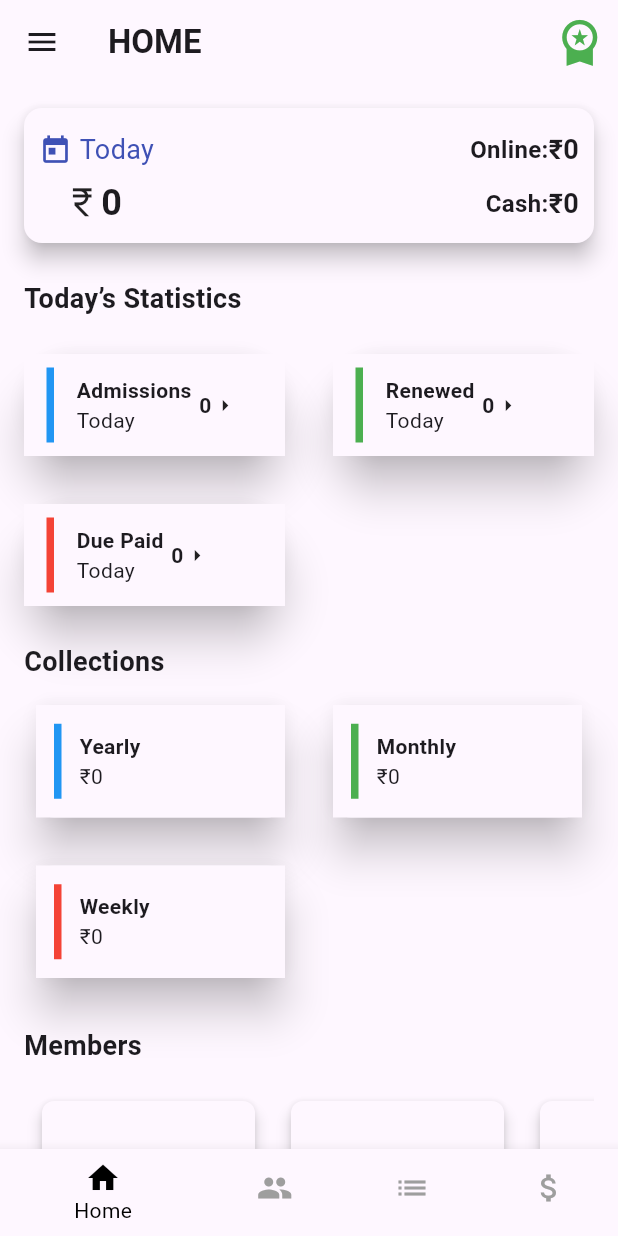
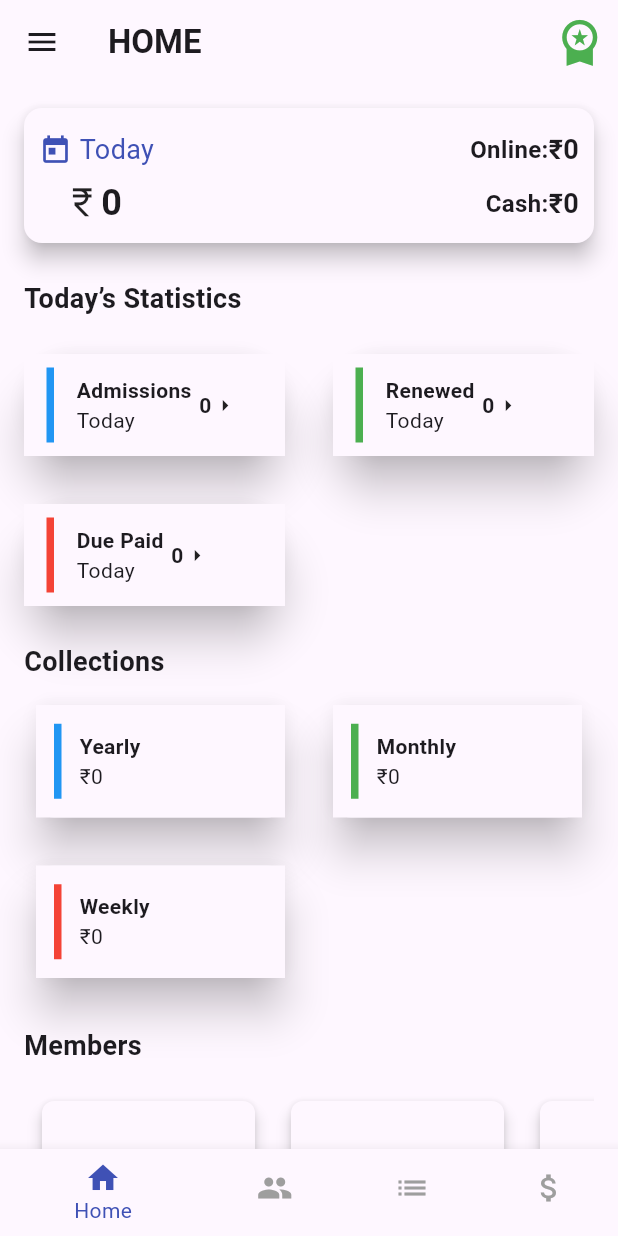
Before and after one commit to ufokart/GymCollection, a Flutter app: the HomeScreen screen opened directly, on a phone screen of 412 x 824 dp. Run offline on Flutter 3.47's test engine with Material 3 defaults, Android fonts, the light colour scheme and no system bars; our stand-ins replace firebase_auth, firebase_core, google_sign_in, image_picker, intl_phone_field, pin_code_fields and 4 more; missing offline and left inert: flutter_json, gotrue, postgrest, razorpay_flutter; accounts and stored records are empty.

```diff
--- a/GymAccounted/lib/screens/home_screen.dart
+++ b/GymAccounted/lib/screens/home_screen.dart
@@ -454,7 +454,7 @@ class _HomeScreenState extends State<HomeScreen> {
           ),
         ],
         currentIndex: _selectedIndex,
-        selectedItemColor: Colors.black, // Color for the selected item icon
+        selectedItemColor: Colors.indigo, // Color for the selected item icon
         unselectedItemColor: Colors.grey, // Color for unselected items
         selectedLabelStyle: TextStyle(color: Colors.black), // Color for selected label
         unselectedLabelStyle: TextStyle(color: Colors.grey),
```
Also changed, not shown: 2 other files.
